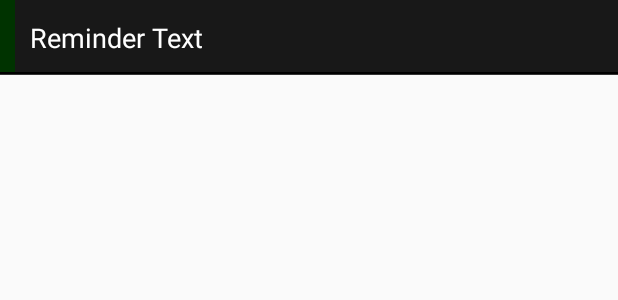
After one commit to JoyOverflow/Android, an Android app: the layout list_row.xml on its own in the app's theme, with its tools: preview values and no code run, on a phone screen of 412 x 824 dp. The commit adds this screen. Shown: the top 300 px of the screen. Run offline under Robolectric (Android 15) with nearby library versions, the phone set to English and light mode, and no system bars.

Commit message:
dev 20.29

```diff
--- /dev/null
+++ b/app/src/main/res/layout/list_row.xml
@@ -0,0 +1,39 @@
+<?xml version="1.0" encoding="utf-8"?>
+<LinearLayout xmlns:android="http://schemas.android.com/apk/res/android"
+              android:layout_width="match_parent"
+              android:layout_height="50dp"
+              android:orientation="vertical"
+              android:background="@color/dark_grey">
+    <LinearLayout
+        android:orientation="horizontal"
+        android:layout_width="match_parent"
+        android:layout_height="48dp">
+        <view
+            android:layout_width="10dp"
+            android:layout_height="match_parent"
+            class="android.view.View"
+            android:id="@+id/row_tab"
+            android:background="@color/green"/>
+        <TextView
+            android:layout_width="match_parent"
+            android:layout_height="50dp"
+            android:text="Reminder Text"
+            android:id="@+id/row_text"
+            android:textColor="@color/white"
+            android:textSize="18sp"
+            android:gravity="center_vertical"
+            android:padding="10dp"
+            android:ellipsize="end"
+            android:maxLines="1"/>
+    </LinearLayout>
+    <view
+        class="android.view.View"
+        android:layout_width="fill_parent"
+        android:layout_height="1dp"
+        android:background="#000"/>
+    <view
+        class="android.view.View"
+        android:layout_width="fill_parent"
+        android:layout_height="1dp"
+        android:background="#333"/>
+</LinearLayout>
--- a/app/src/main/res/values/colors.xml
+++ b/app/src/main/res/values/colors.xml
@@ -3,4 +3,12 @@
     <color name="colorPrimary">#3F51B5</color>
     <color name="colorPrimaryDark">#303F9F</color>
     <color name="colorAccent">#FF4081</color>
+
+    <color name="dark_grey">#181818</color>
+    <color name="green">#003300</color>
+    <color name="white">#ffffff</color>
+    <color name="orange">#ffff381a</color>
+    <color name="light_grey">#bababa</color>
+    <color name="black">#000000</color>
+    <color name="blue">#ff1118ff</color>
 </resources>
--- a/build.gradle
+++ b/build.gradle
@@ -1,27 +1,21 @@
 // Top-level build file where you can add configuration options common to all sub-projects/modules.
-
 buildscript {
-
     repositories {
         google()
         jcenter()
     }
     dependencies {
         classpath 'com.android.tools.build:gradle:3.1.2'
-
-
         // NOTE: Do not place your application dependencies here; they belong
         // in the individual module build.gradle files
     }
 }
-
 allprojects {
     repositories {
         google()
         jcenter()
     }
 }
-
 task clean(type: Delete) {
     delete rootProject.buildDir
 }
```
Also changed, not shown: app/src/main/java/pxgd/hyena/com/mytest/MainActivity.java (added, +15 -0 lines), app/src/main/res/layout/activity_main.xml (+22 -15 lines).
